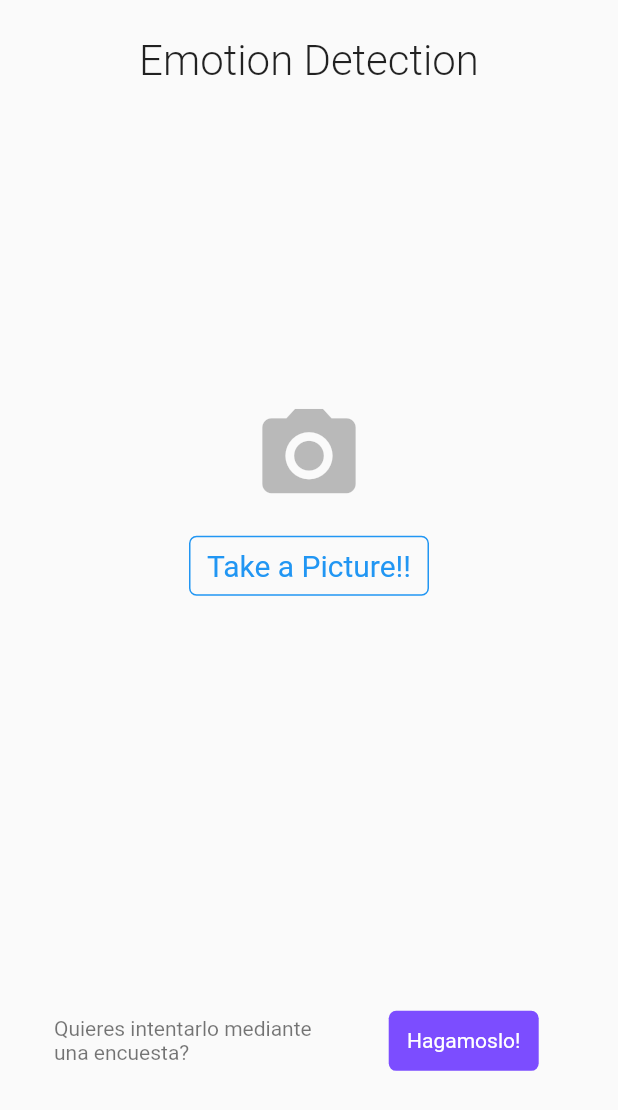
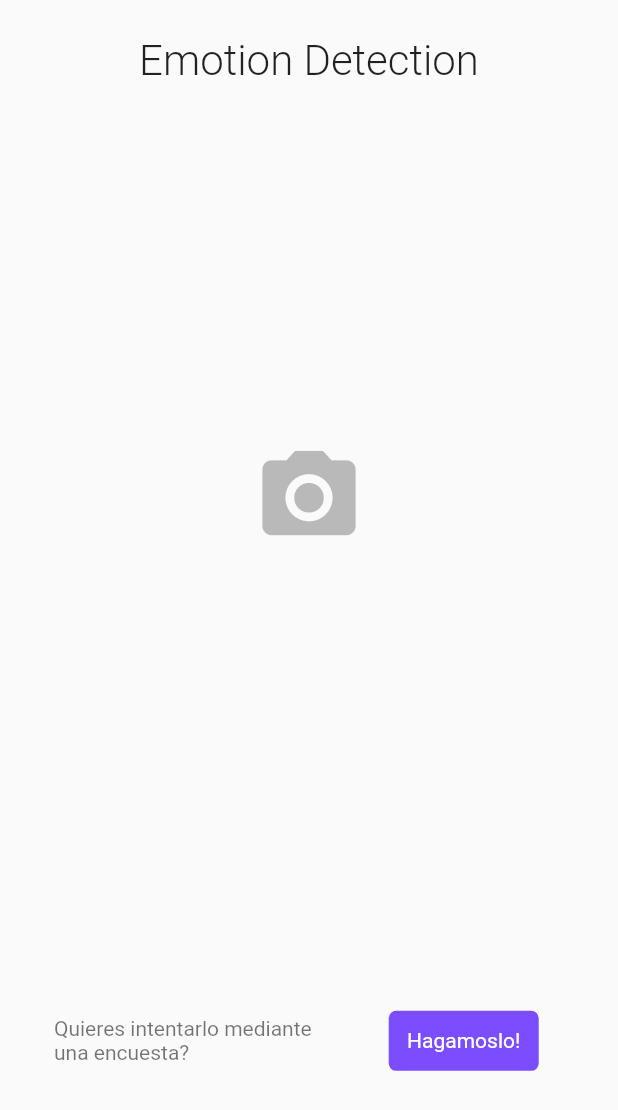
Before and after one commit to Alvardud/machine_learning_proyect_IO2019, a Flutter app: the screen it shows after launch, on a phone screen of 412 x 824 dp. Shown: the top 1110 px of the screen. Run offline on Flutter 3.47's test engine with Material 2 defaults, Android fonts, the phone set to English and light mode, and no system bars; our stand-ins replace image_picker.

Commit message:
delete class botonPhoto
delete class botonPhoto on custom.dart

```diff
--- a/demo/lib/widgets/custom.dart
+++ b/demo/lib/widgets/custom.dart
@@ -126,7 +126,7 @@ class _ContenidoState extends State<Contenido> {
                 children: <Widget>[
                   const Icon(Icons.camera_alt,
                       size: 75.0, color: colores.border),
-                  BotonPhoto(),
+
                 ],
               ),
             ),
@@ -136,28 +136,3 @@ class _ContenidoState extends State<Contenido> {
     );
   }
 }
-
-class BotonPhoto extends StatefulWidget {
-  @override
-  _BotonPhotoState createState() => _BotonPhotoState();
-}
-
-class _BotonPhotoState extends State<BotonPhoto> {
-  @override
-  Widget build(BuildContext context) {
-    return Container(
-      margin: const EdgeInsets.only(top: 16.0),
-      height: 40.0,
-      width: 160.0,
-      decoration: BoxDecoration(
-          border: Border.all(color: colores.botonPhoto),
-          borderRadius: BorderRadius.circular(5.0)),
-      child: Center(
-        child: const Text(
-          cadenas.botonFoto,
-          style: TextStyle(color: colores.botonPhoto, fontSize: 20.0),
-        ),
-      ),
-    );
-  }
-}
```
